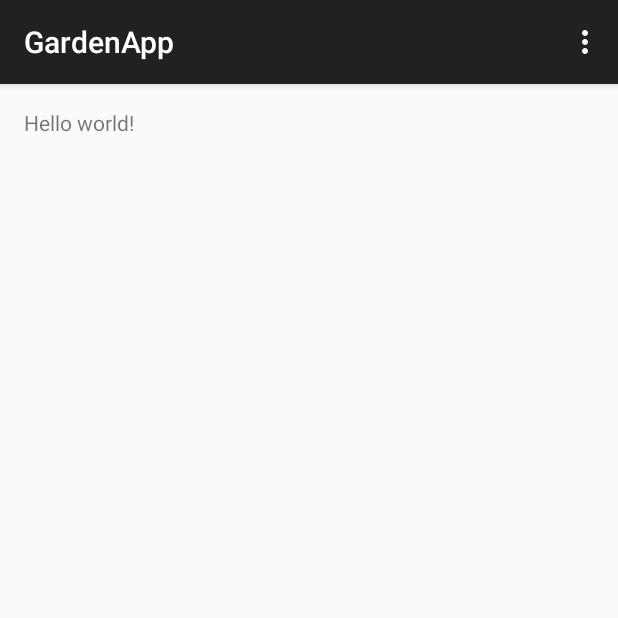
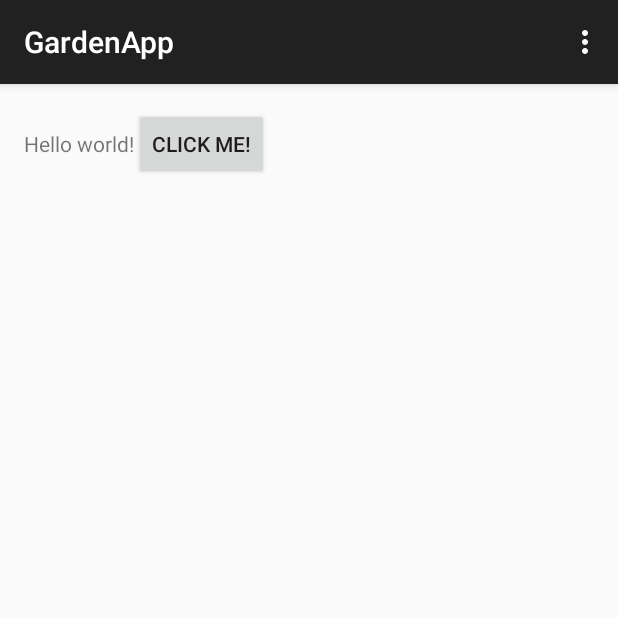
Before and after one commit to mra48/garden_app, an Android app: the screen it shows after launch (MainActivity), on a phone screen of 412 x 824 dp, the top half of it. Run offline under Robolectric (Android 15) with nearby library versions, the phone set to English and light mode, and no system bars.

Commit message:
I added a button

```diff
--- a/GardenApp/app/src/main/res/layout/activity_main.xml
+++ b/GardenApp/app/src/main/res/layout/activity_main.xml
@@ -1,4 +1,4 @@
-<RelativeLayout xmlns:android="http://schemas.android.com/apk/res/android"
+<LinearLayout xmlns:android="http://schemas.android.com/apk/res/android"
     xmlns:tools="http://schemas.android.com/tools" android:layout_width="match_parent"
     android:layout_height="match_parent" android:paddingLeft="@dimen/activity_horizontal_margin"
     android:paddingRight="@dimen/activity_horizontal_margin"
@@ -7,5 +7,9 @@
 
     <TextView android:text="@string/hello_world" android:layout_width="wrap_content"
         android:layout_height="wrap_content" />
+    <Button
+        android:layout_width="wrap_content"
+        android:layout_height="wrap_content"
+        android:text="@string/button1" />
 
-</RelativeLayout>
+</LinearLayout>
--- a/GardenApp/app/src/main/res/values/strings.xml
+++ b/GardenApp/app/src/main/res/values/strings.xml
@@ -3,4 +3,5 @@
 
     <string name="hello_world">Hello world!</string>
     <string name="action_settings">Settings</string>
+    <string name="button1">Click Me!</string>
 </resources>
```
Also changed, not shown: 1 other file.
